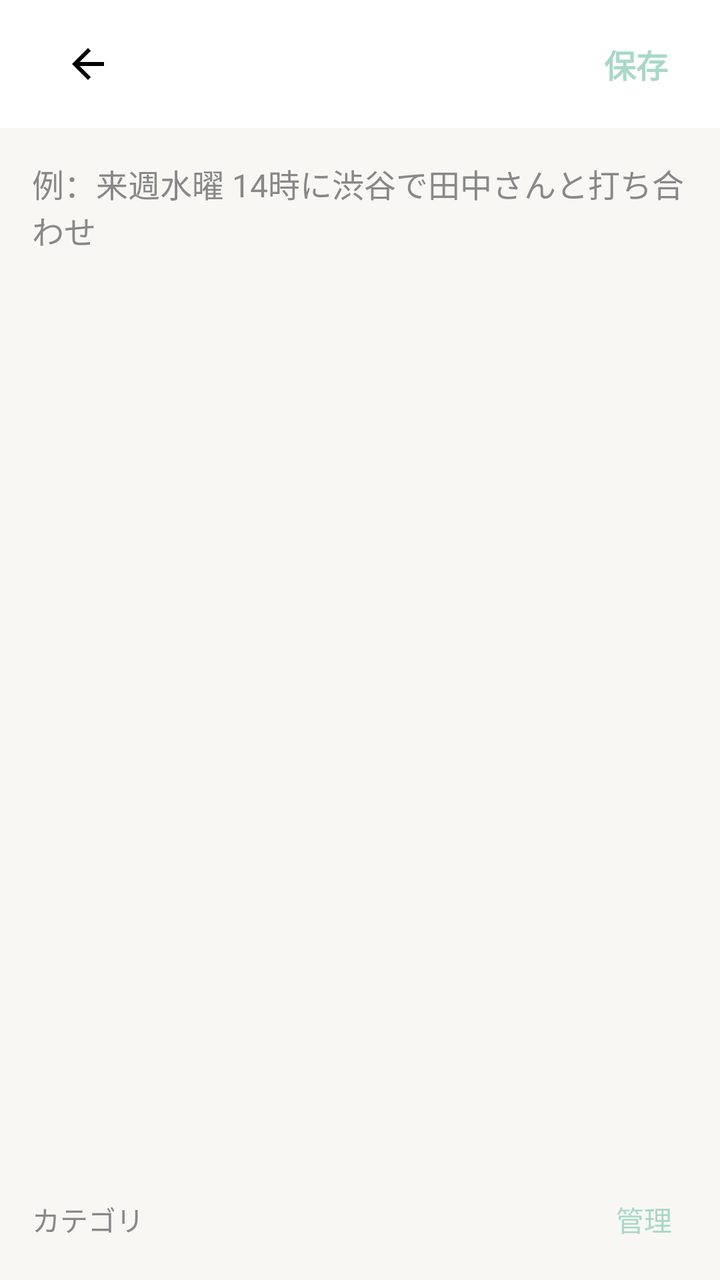
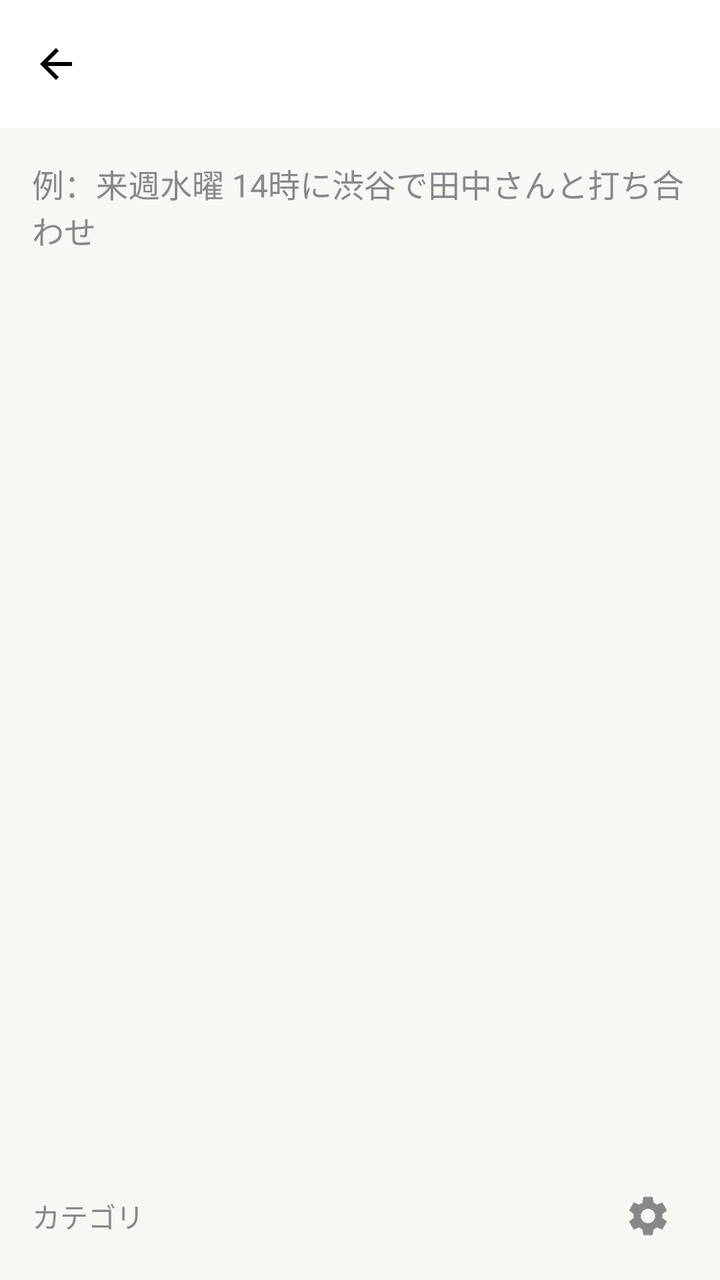

The first picture is an Android layout as it rendered before a commit; the second is the same layout after the commit. The layout source and the unified diff follow.
<!-- AndroidManifest.xml: application theme Theme.SottoMemo -->
<!-- res/layout/activity_memo_edit.xml -->
<?xml version="1.0" encoding="utf-8"?>
<LinearLayout xmlns:android="http://schemas.android.com/apk/res/android"
    xmlns:app="http://schemas.android.com/apk/res-auto"
    xmlns:tools="http://schemas.android.com/tools"
    android:layout_width="match_parent"
    android:layout_height="match_parent"
    android:orientation="vertical"
    android:background="?attr/android:colorBackground"
    tools:context=".MemoEditActivity">

    <com.google.android.material.appbar.AppBarLayout
        android:layout_width="match_parent"
        android:layout_height="wrap_content"
        android:background="?attr/colorSurface"
        app:elevation="1dp">

        <androidx.appcompat.widget.Toolbar
            android:id="@+id/toolbar_memo_edit"
            android:layout_width="match_parent"
            android:layout_height="?attr/actionBarSize">

            <ImageView
                android:id="@+id/button_back"
                android:layout_width="wrap_content"
                android:layout_height="match_parent"
                android:src="@drawable/ic_arrow_back"
                android:paddingHorizontal="16dp"
                android:background="?attr/selectableItemBackgroundBorderless"
                android:contentDescription="戻る"
                app:tint="?attr/colorOnSurface" />

            <TextView
                android:id="@+id/button_save"
                android:layout_width="wrap_content"
                android:layout_height="wrap_content"
                android:text="保存"
                android:textColor="?attr/colorPrimary"
                android:textSize="16sp"
                android:textStyle="bold"
                android:padding="10dp"
                android:layout_gravity="end"
                android:background="?attr/selectableItemBackground"
                android:layout_marginEnd="16dp"/>

        </androidx.appcompat.widget.Toolbar>
    </com.google.android.material.appbar.AppBarLayout>

    <EditText
        android:id="@+id/edit_text_memo"
        android:layout_width="match_parent"
        android:layout_height="0dp"
        android:layout_weight="1"
        android:background="@null"
        android:gravity="top|start"
        android:hint="例：来週水曜 14時に渋谷で田中さんと打ち合わせ"
        android:inputType="textMultiLine"
        android:padding="16dp"
        android:textColor="?attr/colorOnSurface"
        android:textColorHint="?attr/colorOnSurfaceVariant"
        android:textSize="16sp"
        android:importantForAutofill="no" />

    <LinearLayout
        android:layout_width="match_parent"
        android:layout_height="wrap_content"
        android:gravity="center_vertical"
        android:orientation="horizontal">

        <TextView
            android:layout_width="0dp"
            android:layout_height="wrap_content"
            android:layout_weight="1"
            android:text="カテゴリ"
            android:layout_marginStart="16dp"
            android:layout_marginTop="8dp"
            android:textColor="?attr/colorOnSurfaceVariant"/>

        <TextView
            android:id="@+id/button_manage_categories"
            android:layout_width="wrap_content"
            android:layout_height="wrap_content"
            android:text="管理"
            android:textColor="?attr/colorPrimary"
            android:layout_marginTop="8dp"
            android:layout_marginEnd="16dp"
            android:padding="8dp"
            android:background="?attr/selectableItemBackground"/>

    </LinearLayout>
    <HorizontalScrollView
        android:layout_width="match_parent"
        android:layout_height="wrap_content"
        android:scrollbars="none">

        <com.google.android.material.chip.ChipGroup
            android:id="@+id/chip_group_categories"
            android:layout_width="wrap_content"
            android:layout_height="wrap_content"
            android:paddingHorizontal="16dp"
            android:paddingVertical="8dp"/>

    </HorizontalScrollView>

</LinearLayout>
<!-- resources referenced by this layout -->
<resources>
  <!-- drawable ic_arrow_back (drawable) -->
  <vector xmlns:android="http://schemas.android.com/apk/res/android" android:autoMirrored="true" android:height="24dp" android:tint="#000000" android:viewportHeight="24" android:viewportWidth="24" android:width="24dp">
        
      <path android:fillColor="@android:color/white" android:pathData="M20,11H7.83l5.59,-5.59L12,4l-8,8 8,8 1.41,-1.41L7.83,13H20v-2z"/>
      
  </vector>
  <style name="Theme.SottoMemo" parent="Base.Theme.SottoMemo" />
  <style name="Base.Theme.SottoMemo" parent="Theme.Material3.DayNight.NoActionBar">
          <item name="colorPrimary">@color/color_main_mint_green</item>
          <item name="colorOnPrimary">@color/white</item>
          <item name="colorSecondary">@color/color_accent_sky_blue</item>
          <item name="colorOnSecondary">@color/black</item>
          <item name="android:statusBarColor">?attr/colorSurface</item>
          <item name="android:windowLightStatusBar">true</item>
          <item name="android:colorBackground">@color/color_base_off_white</item>
          <item name="colorSurface">@color/white</item>
          <item name="colorOnSurface">@color/black</item>
          <item name="colorOnSurfaceVariant">@color/gray_text</item>
  
      </style>
  <color name="color_main_mint_green">#A8D8C9</color>
  <color name="white">#FFFFFFFF</color>
  <color name="color_accent_sky_blue">#B7D7E8</color>
  <color name="black">#FF000000</color>
  <color name="color_base_off_white">#F8F7F4</color>
  <color name="gray_text">#888888</color>
</resources>

<!-- the commit's change to res/layout/activity_memo_edit.xml (unified diff, before → after) -->
@@ -14,35 +14,12 @@
         android:background="?attr/colorSurface"
         app:elevation="1dp">
 
-        <androidx.appcompat.widget.Toolbar
+        <com.google.android.material.appbar.MaterialToolbar
             android:id="@+id/toolbar_memo_edit"
             android:layout_width="match_parent"
-            android:layout_height="?attr/actionBarSize">
+            android:layout_height="?attr/actionBarSize"
+            app:navigationIcon="@drawable/ic_arrow_back" />
 
-            <ImageView
-                android:id="@+id/button_back"
-                android:layout_width="wrap_content"
-                android:layout_height="match_parent"
-                android:src="@drawable/ic_arrow_back"
-                android:paddingHorizontal="16dp"
-                android:background="?attr/selectableItemBackgroundBorderless"
-                android:contentDescription="戻る"
-                app:tint="?attr/colorOnSurface" />
-
-            <TextView
-                android:id="@+id/button_save"
-                android:layout_width="wrap_content"
-                android:layout_height="wrap_content"
-                android:text="保存"
-                android:textColor="?attr/colorPrimary"
-                android:textSize="16sp"
-                android:textStyle="bold"
-                android:padding="10dp"
-                android:layout_gravity="end"
-                android:background="?attr/selectableItemBackground"
-                android:layout_marginEnd="16dp"/>
-
-        </androidx.appcompat.widget.Toolbar>
     </com.google.android.material.appbar.AppBarLayout>
 
     <EditText
@@ -75,18 +52,20 @@
             android:layout_marginTop="8dp"
             android:textColor="?attr/colorOnSurfaceVariant"/>
 
-        <TextView
+        <ImageView
             android:id="@+id/button_manage_categories"
             android:layout_width="wrap_content"
             android:layout_height="wrap_content"
-            android:text="管理"
-            android:textColor="?attr/colorPrimary"
+            android:src="@drawable/ic_settings"
             android:layout_marginTop="8dp"
             android:layout_marginEnd="16dp"
             android:padding="8dp"
-            android:background="?attr/selectableItemBackground"/>
+            android:background="?attr/selectableItemBackgroundBorderless"
+            android:contentDescription="カテゴリを管理"
+            app:tint="?attr/colorOnSurfaceVariant"/>
 
     </LinearLayout>
+
     <HorizontalScrollView
         android:layout_width="match_parent"
         android:layout_height="wrap_content"
<!-- resource entries referenced after the edit -->
@@ -4,6 +4,12 @@
   <vector xmlns:android="http://schemas.android.com/apk/res/android" android:autoMirrored="true" android:height="24dp" android:tint="#000000" android:viewportHeight="24" android:viewportWidth="24" android:width="24dp">
         
       <path android:fillColor="@android:color/white" android:pathData="M20,11H7.83l5.59,-5.59L12,4l-8,8 8,8 1.41,-1.41L7.83,13H20v-2z"/>
+      
+  </vector>
+  <!-- drawable ic_settings (drawable) -->
+  <vector xmlns:android="http://schemas.android.com/apk/res/android" android:height="24dp" android:tint="#000000" android:viewportHeight="24" android:viewportWidth="24" android:width="24dp">
+        
+      <path android:fillColor="@android:color/white" android:pathData="M19.14,12.94c0.04,-0.3 0.06,-0.61 0.06,-0.94c0,-0.32 -0.02,-0.64 -0.07,-0.94l2.03,-1.58c0.18,-0.14 0.23,-0.41 0.12,-0.61l-1.92,-3.32c-0.12,-0.22 -0.37,-0.29 -0.59,-0.22l-2.39,0.96c-0.5,-0.38 -1.03,-0.7 -1.62,-0.94L14.4,2.81c-0.04,-0.24 -0.24,-0.41 -0.48,-0.41h-3.84c-0.24,0 -0.43,0.17 -0.47,0.41L9.25,5.35C8.66,5.59 8.12,5.92 7.63,6.29L5.24,5.33c-0.22,-0.08 -0.47,0 -0.59,0.22L2.74,8.87C2.62,9.08 2.66,9.34 2.86,9.48l2.03,1.58C4.84,11.36 4.8,11.69 4.8,12s0.02,0.64 0.07,0.94l-2.03,1.58c-0.18,0.14 -0.23,0.41 -0.12,0.61l1.92,3.32c0.12,0.22 0.37,0.29 0.59,0.22l2.39,-0.96c0.5,0.38 1.03,0.7 1.62,0.94l0.36,2.54c0.05,0.24 0.24,0.41 0.48,0.41h3.84c0.24,0 0.44,-0.17 0.47,-0.41l0.36,-2.54c0.59,-0.24 1.13,-0.56 1.62,-0.94l2.39,0.96c0.22,0.08 0.47,0 0.59,-0.22l1.92,-3.32c0.12,-0.22 0.07,-0.47 -0.12,-0.61L19.14,12.94zM12,15.6c-1.98,0 -3.6,-1.62 -3.6,-3.6s1.62,-3.6 3.6,-3.6s3.6,1.62 3.6,3.6S13.98,15.6 12,15.6z"/>
       
   </vector>
   <style name="Theme.SottoMemo" parent="Base.Theme.SottoMemo" />
